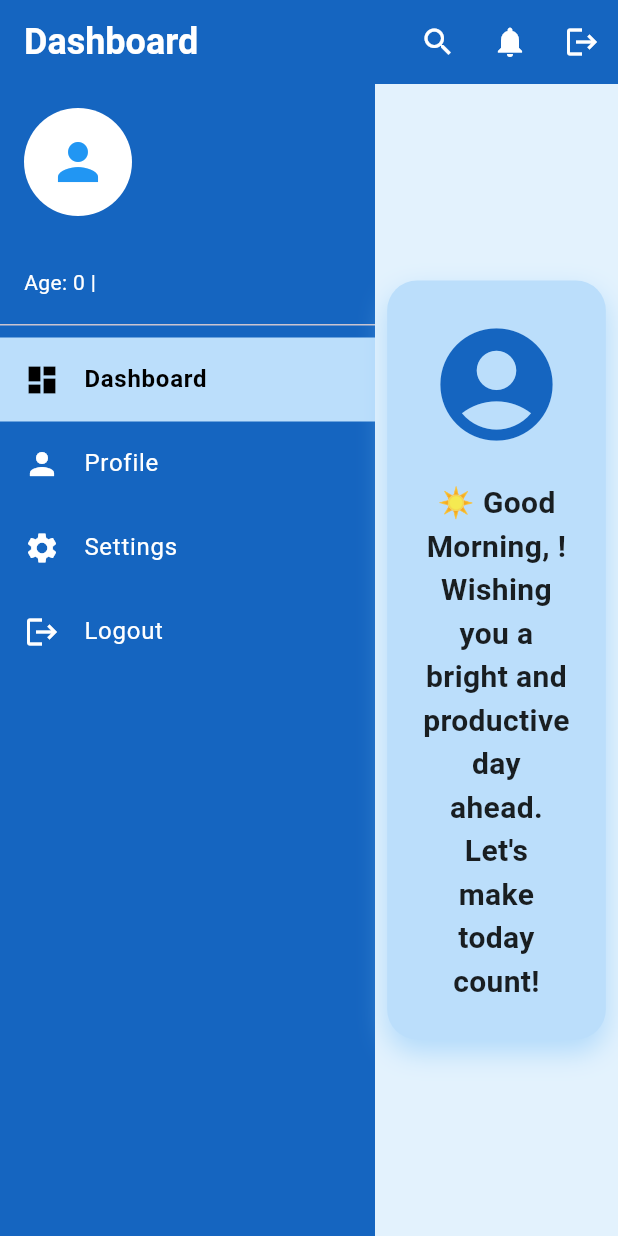
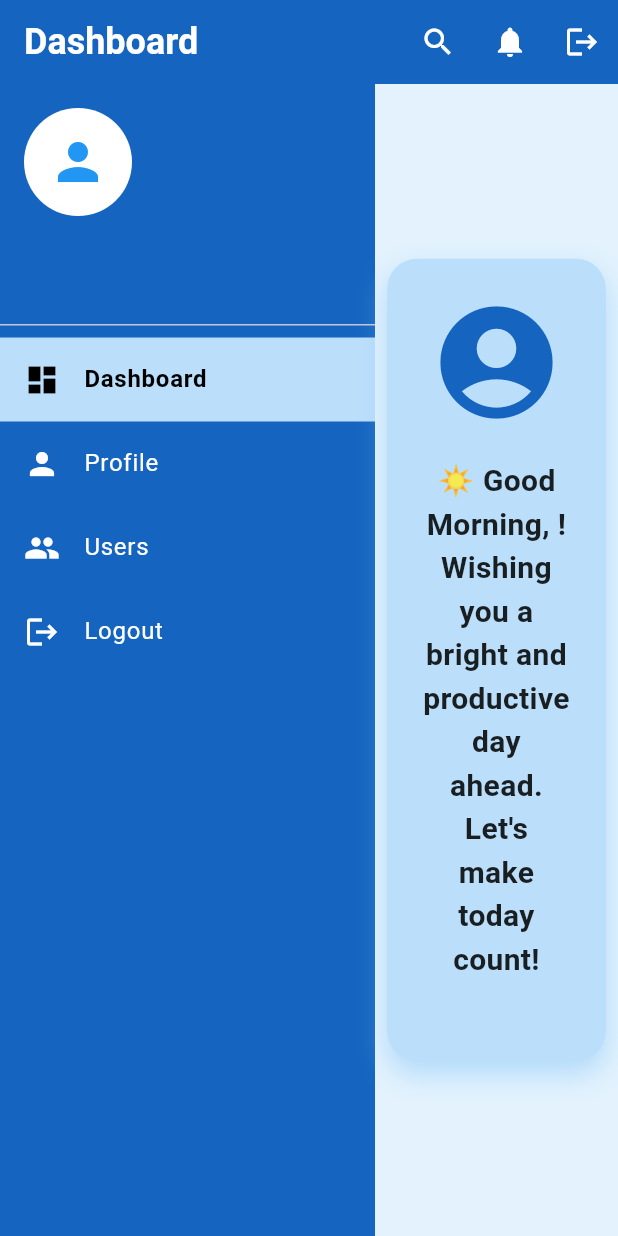
Before and after one commit to ejannn/flutter_activity_two, a Flutter app: the DashboardPage screen opened directly with empty values, on a phone screen of 412 x 824 dp. Run offline on Flutter 3.47's test engine with Material 3 defaults, Android fonts, the phone set to English and light mode, and no system bars.

Commit message:
Task 5 ni Pako

```diff
--- a/lib/models/user_model.dart
+++ b/lib/models/user_model.dart
@@ -1,13 +1,13 @@
 class UserModel {
-  final String email;
-  final String username;
-  final String fullName;
-  final int age;
+  String username;
+  String fullName;
+  String email;
+  int age;
 
   UserModel({
-    required this.email,
     required this.username,
     required this.fullName,
+    required this.email,
     required this.age,
   });
 }
--- a/lib/pages/dashboard_page.dart
+++ b/lib/pages/dashboard_page.dart
@@ -1,6 +1,7 @@
 import 'package:flutter/material.dart';
 import '../models/user_model.dart';
-import 'login_page.dart'; // 👈 import LoginPage
+import 'login_page.dart';
+import 'user_page.dart';
 
 class DashboardPage extends StatefulWidget {
   final UserModel user;
@@ -13,23 +14,21 @@ class DashboardPage extends StatefulWidget {
 
 class _DashboardPageState extends State<DashboardPage> {
   int _selectedIndex = 0;
-  int _hoveredIndex = -1; // Track hovered menu item
+  int _hoveredIndex = -1;
 
-  // Sidebar items
   final List<String> _menuTitles = [
     "Dashboard",
     "Profile",
-    "Settings",
+    "Users",
     "Logout",
   ];
   final List<IconData> _menuIcons = [
     Icons.dashboard,
     Icons.person,
-    Icons.settings,
+    Icons.people,
     Icons.logout,
   ];
 
-  // ✅ Logout function
   void _logout(BuildContext context) {
     Navigator.pushReplacement(
       context,
@@ -37,7 +36,6 @@ class _DashboardPageState extends State<DashboardPage> {
     );
   }
 
-  // Dynamic greeting function
   String getGreeting(String name) {
     final hour = DateTime.now().hour;
     if (hour < 12) {
@@ -49,10 +47,74 @@ class _DashboardPageState extends State<DashboardPage> {
     }
   }
 
+  // Choose which page to shoe in dasbord
+ Widget _getPageContent() {
+  switch (_selectedIndex) {
+    case 0: // dashboard
+      return _buildDashboardContent();
+    case 1: // profle
+      return _buildDashboardContent();
+
+    case 2: // userss
+      return UserPage(user: widget.user);
+
+    default:
+      return const SizedBox.shrink();
+  }
+}
+
+
+  // Extract gret
+  Widget _buildDashboardContent() {
+    return LayoutBuilder(
+      builder: (context, constraints) {
+        double screenWidth = constraints.maxWidth;
+        double containerWidth =
+            screenWidth < 400 ? screenWidth * 0.9 : screenWidth < 800 ? 400 : 600;
+
+        return AnimatedContainer(
+          duration: const Duration(milliseconds: 500),
+          curve: Curves.easeInOut,
+          width: containerWidth,
+          padding: const EdgeInsets.all(24.0),
+          decoration: BoxDecoration(
+            color: const Color(0xFFBBDEFB),
+            borderRadius: BorderRadius.circular(20),
+            boxShadow: [
+              BoxShadow(
+                color: const Color(0xFF90CAF9).withOpacity(0.6),
+                blurRadius: 15,
+                offset: const Offset(0, 8),
+              ),
+            ],
+          ),
+          child: Column(
+            mainAxisSize: MainAxisSize.min,
+            children: [
+              const Icon(Icons.account_circle, size: 90, color: Color(0xFF1565C0)),
+              const SizedBox(height: 20),
+
+              //gret
+
+              Text(
+                "${getGreeting(widget.user.fullName)}\n",
+                style: const TextStyle(
+                  fontSize: 20,
+                  fontWeight: FontWeight.w600,
+                  color: Colors.black87,
+                ),
+                textAlign: TextAlign.center,
+              ),
+            ],
+          ),
+        );
+      },
+    );
+  }
+
   @override
   Widget build(BuildContext context) {
     return Scaffold(
-      // Top NavBar
       appBar: AppBar(
         title: const Text(
           'Dashboard',
@@ -62,53 +124,42 @@ class _DashboardPageState extends State<DashboardPage> {
             color: Colors.white,
           ),
         ),
-        backgroundColor: const Color(0xFF1565C0), // 🔹 Deep Blue
+        backgroundColor: const Color(0xFF1565C0),
         actions: [
-          IconButton(
-            icon: const Icon(Icons.search, color: Colors.white),
-            onPressed: () {},
-          ),
-          IconButton(
-            icon: const Icon(Icons.notifications, color: Colors.white),
-            onPressed: () {},
-          ),
+          IconButton(icon: const Icon(Icons.search, color: Colors.white), onPressed: () {}),
+          IconButton(icon: const Icon(Icons.notifications, color: Colors.white), onPressed: () {}),
           IconButton(
             icon: const Icon(Icons.logout, color: Colors.white),
-            onPressed: () => _logout(context), // 👈 Logout from top bar
+            onPressed: () => _logout(context),
           ),
         ],
       ),
 
       body: Row(
         children: [
-          // Sidebar
+          // Sidechickssaa
           Container(
             width: 250,
-            color: const Color(0xFF1565C0), // 🔹 Deep Blue
+            color: const Color(0xFF1565C0),
             child: Column(
               children: [
                 UserAccountsDrawerHeader(
                   accountName: Text(
                     widget.user.fullName,
-                    style: const TextStyle(
-                      fontWeight: FontWeight.bold,
-                      color: Colors.white,
-                    ),
+                    style: const TextStyle(fontWeight: FontWeight.bold, color: Colors.white),
                   ),
                   accountEmail: Text(
-                    "Age: ${widget.user.age} | ${widget.user.email}",
+                    widget.user.email,
                     style: const TextStyle(color: Colors.white),
                   ),
                   currentAccountPicture: const CircleAvatar(
                     backgroundColor: Colors.white,
                     child: Icon(Icons.person, size: 40, color: Colors.blue),
                   ),
-                  decoration: const BoxDecoration(
-                    color: Color(0xFF1565C0), // 🔹 Deep Blue
-                  ),
+                  decoration: const BoxDecoration(color: Color(0xFF1565C0)),
                 ),
 
-                // Sidebar menu list with hover effect
+                // Sidebar listss
                 Expanded(
                   child: ListView.builder(
                     itemCount: _menuTitles.length,
@@ -121,12 +172,10 @@ class _DashboardPageState extends State<DashboardPage> {
                         onExit: (_) => setState(() => _hoveredIndex = -1),
                         child: AnimatedContainer(
                           duration: const Duration(milliseconds: 200),
-                          color:
-                              isSelected
-                                  ? const Color(0xFFBBDEFB) // Selected color
-                                  : isHovered
-                                  ? Colors
-                                      .white24 // Hover effect
+                          color: isSelected
+                              ? const Color(0xFFBBDEFB)
+                              : isHovered
+                                  ? Colors.white24
                                   : Colors.transparent,
                           child: ListTile(
                             leading: Icon(
@@ -137,19 +186,13 @@ class _DashboardPageState extends State<DashboardPage> {
                               _menuTitles[index],
                               style: TextStyle(
                                 color: isSelected ? Colors.black : Colors.white,
-                                fontWeight:
-                                    isSelected
-                                        ? FontWeight.bold
-                                        : FontWeight.normal,
+                                fontWeight: isSelected ? FontWeight.bold : FontWeight.normal,
                               ),
                             ),
                             onTap: () {
-                              setState(() {
-                                _selectedIndex = index;
-                              });
-
+                              setState(() => _selectedIndex = index);
                               if (_menuTitles[index] == "Logout") {
-                                _logout(context); // 👈 Proper logout
+                                _logout(context);
                               }
                             },
                           ),
@@ -162,67 +205,13 @@ class _DashboardPageState extends State<DashboardPage> {
             ),
           ),
 
-          // Main Content
+          // Main Continent
           Expanded(
             child: Container(
               width: double.infinity,
               height: double.infinity,
-              color: const Color(0xFFE3F2FD), // Background
-              child: Center(
-                child: LayoutBuilder(
-                  builder: (context, constraints) {
-                    double screenWidth = constraints.maxWidth;
-                    double containerWidth =
-                        screenWidth < 400
-                            ? screenWidth * 0.9
-                            : screenWidth < 800
-                            ? 400
-                            : 600;
-
-                    return AnimatedContainer(
-                      duration: const Duration(milliseconds: 500),
-                      curve: Curves.easeInOut,
-                      width: containerWidth,
-                      padding: const EdgeInsets.all(24.0),
-                      decoration: BoxDecoration(
-                        color: const Color(0xFFBBDEFB), // Card background
-                        borderRadius: BorderRadius.circular(20),
-                        boxShadow: [
-                          BoxShadow(
-                            color: const Color(
-                              0xFF90CAF9,
-                            ).withOpacity(0.6), // Card shadow
-                            blurRadius: 15,
-                            offset: const Offset(0, 8),
-                          ),
-                        ],
-                      ),
-                      child: Column(
-                        mainAxisSize: MainAxisSize.min,
-                        children: [
-                          const Icon(
-                            Icons.account_circle,
-                            size: 90,
-                            color: Color(0xFF1565C0),
-                          ),
-                          const SizedBox(height: 20),
-
-                          // 👇 Only Dynamic Greeting here
-                          Text(
-                            getGreeting(widget.user.fullName),
-                            style: const TextStyle(
-                              fontSize: 20,
-                              fontWeight: FontWeight.w600,
-                              color: Colors.black87,
-                            ),
-                            textAlign: TextAlign.center,
-                          ),
-                        ],
-                      ),
-                    );
-                  },
-                ),
-              ),
+              color: const Color(0xFFE3F2FD),
+              child: Center(child: _getPageContent()),
             ),
           ),
         ],
```
Also changed, not shown: lib/pages/login_page.dart (+9 -2 lines), lib/pages/user_page.dart (added, +130 -0 lines), 6 other files.
